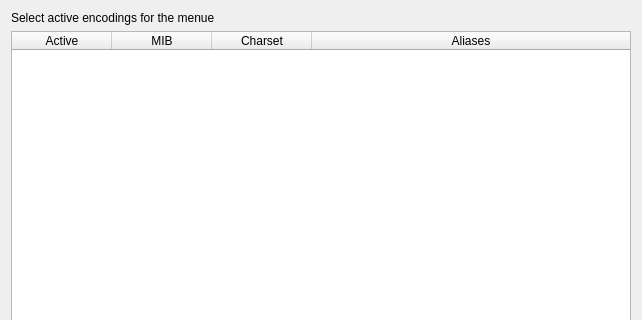
Before: the Qt Designer form src/editors/selectencodings.ui in GAMS-dev/studio, drawn with Qt 5; both pictures show x 0 to 642 and y 0 to 320 of the 642 by 510 pixel window.
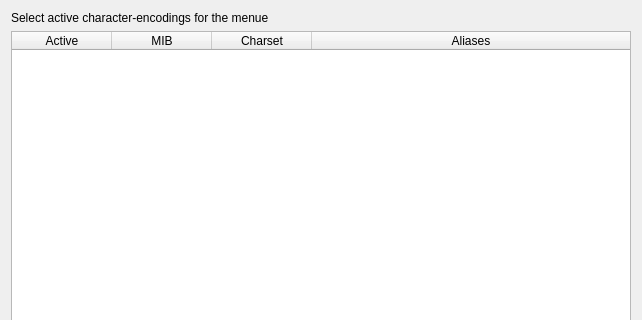
After: the same form once the commit is applied.

Commit message: Assigned title to encodings-form

```diff
--- a/src/editors/selectencodings.ui
+++ b/src/editors/selectencodings.ui
@@ -17,7 +17,7 @@
    <item>
     <widget class="QLabel" name="label">
      <property name="text">
-      <string>Select active encodings for the menue</string>
+      <string>Select active character-encodings for the menue</string>
      </property>
     </widget>
    </item>
```
Left out of the diff: 2 changed lines with no effect on the pictures.
